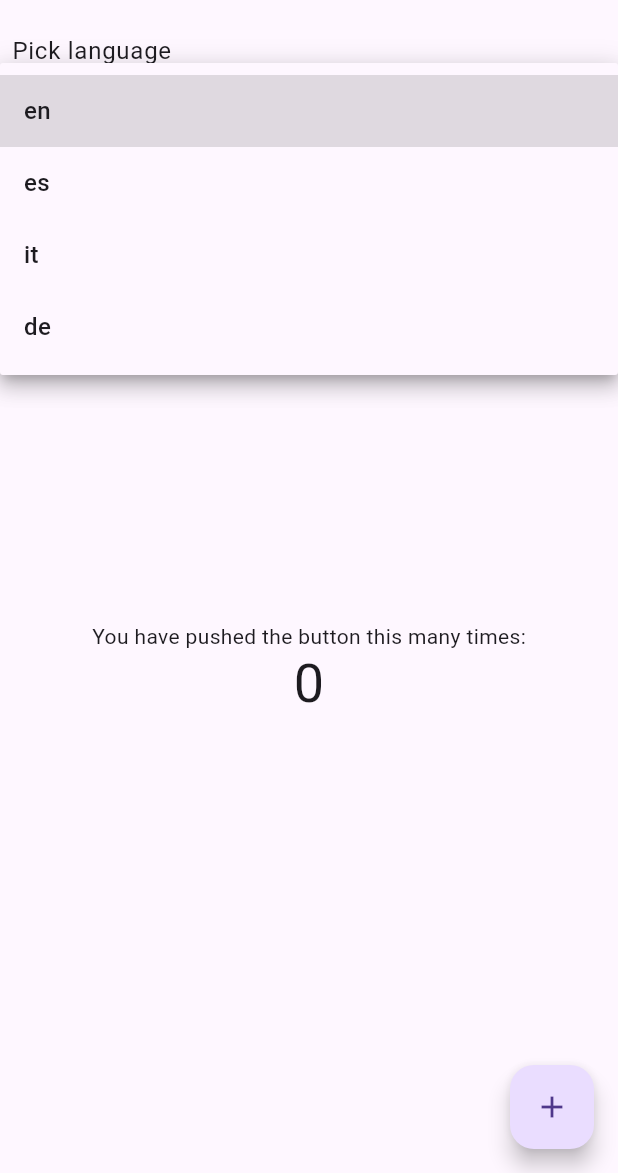
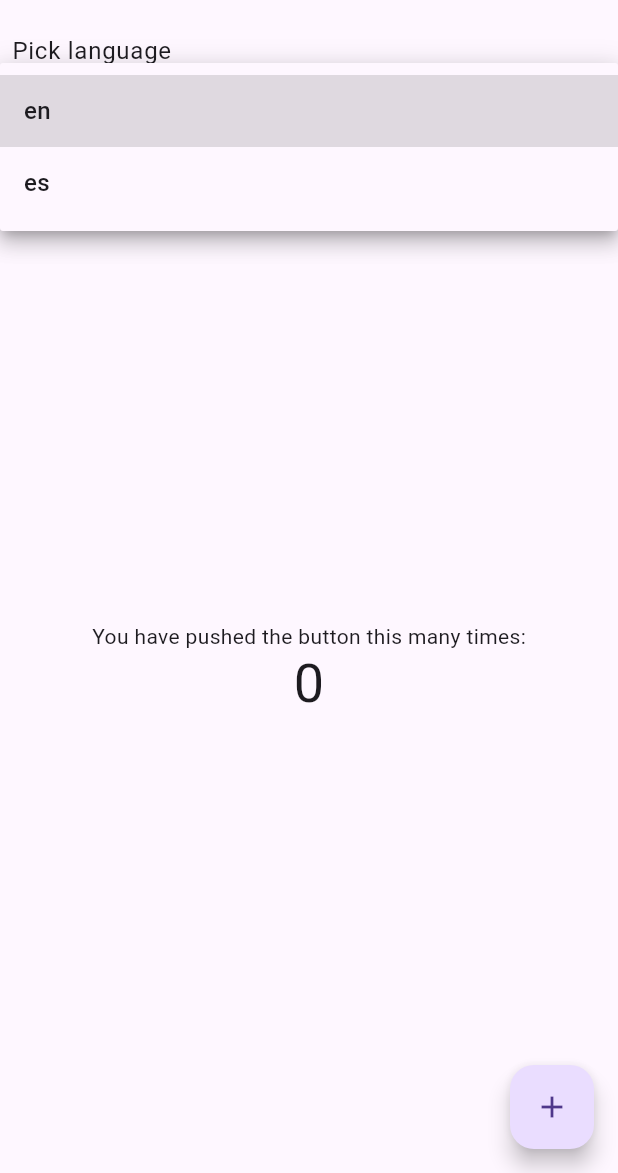
Before and after one commit to sxtfv/flutter_arb_translator, a Flutter app: the screen it shows after launch, after a tap on "en", on a phone screen of 412 x 824 dp, the part 63-1236 px from its top. Run offline on Flutter 3.47's test engine with Material 3 defaults, Android fonts, the phone set to English and light mode, and no system bars; our stand-ins replace convert; missing offline and left inert: encrypt, pointycastle; generated files the repository leaves out were written again.

```diff
--- a/example/l10n.yaml
+++ b/example/l10n.yaml
@@ -1,3 +1,4 @@
 arb-dir: lib/l10n
 template-arb-file: app_en.arb
 output-localization-file: app_localizations.dart
+output-dir: lib/l10n/gen_l10n
--- a/example/lib/main.dart
+++ b/example/lib/main.dart
@@ -1,5 +1,5 @@
 import 'package:flutter/material.dart';
-import 'package:flutter_gen/gen_l10n/app_localizations.dart';
+import './l10n/gen_l10n/app_localizations.dart';
 
 /// lib/l10n already contains translations for Spanish and doesn't contain
 /// translations for Italian and Deutsch
@@ -27,13 +27,6 @@ class MyApp extends StatefulWidget {
 }
 
 class _MyAppState extends State<MyApp> {
-  final _supportedLocales = const [
-    Locale('en', ''), // English, no country code
-    Locale('es', ''), // Spanish, no country code
-    Locale('it', ''), // Italian, no country code
-    Locale('de', ''), // Deutsch, no country code
-  ];
-
   String _selectedLocale = 'en';
 
   void _changeLocale(String newLocale) {
@@ -41,7 +34,7 @@ class _MyAppState extends State<MyApp> {
       return;
     }
 
-    if (!_supportedLocales.map((x) => x.languageCode).contains(newLocale)) {
+    if (!AppLocalizations.supportedLocales.map((x) => x.languageCode).contains(newLocale)) {
       return;
     }
 
@@ -58,11 +51,11 @@ class _MyAppState extends State<MyApp> {
         primarySwatch: Colors.blue,
       ),
       localizationsDelegates: AppLocalizations.localizationsDelegates,
-      supportedLocales: _supportedLocales,
+      supportedLocales: AppLocalizations.supportedLocales,
       locale: Locale(_selectedLocale),
       home: MyHomePage(
         title: 'Demo Home Page',
-        supportedLocales: _supportedLocales,
+        supportedLocales: AppLocalizations.supportedLocales,
         selectedLocale: _selectedLocale,
         selectLocale: _changeLocale,
       ),
```
Also changed, not shown: example/pubspec.lock, 6 other files.
